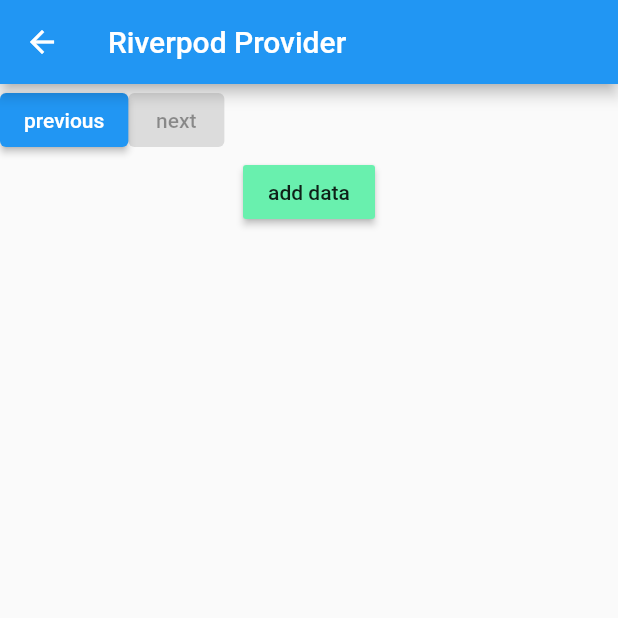
After one commit to zishabei/flutter_repository, a Flutter app: the HelloRiverpod screen opened directly, after a tap on "Provider", on a phone screen of 412 x 824 dp, the top half of it. The commit adds this screen. Run offline on Flutter 3.47's test engine with Material 2 defaults, Android fonts, the light colour scheme and no system bars; our stand-ins replace camera, flutter_hooks, flutter_riverpod, hooks_riverpod, riverpod_annotation, video_player and 1 more; missing offline and left inert: wechat_assets_picker; generated files the repository leaves out were written again.

Commit message:
riverpod

```diff
--- a/lib/main.dart
+++ b/lib/main.dart
@@ -2,6 +2,7 @@
 import 'package:flutter/material.dart';
 import 'package:flutter/services.dart';
 import 'package:flutter_project/example/clock/custom_clock.dart';
+import 'package:flutter_project/riverpod/hello_riverpod.dart';
 import 'package:flutter_project/useplugin/web_view_test.dart';
 import 'package:flutter_project/value_notifier.dart';
 import 'package:flutter_project/widget/animation/animated_builder_study.dart';
@@ -148,6 +149,11 @@
                     Navigator.of(context).push(WebViewTest.route);
                   },
                   child: const Text("web view")),
+              ElevatedButton(
+                  onPressed: () async {
+                    Navigator.of(context).push(HelloRiverpod.route);
+                  },
+                  child: const Text("riverpod")),
             ],
           ),
         ));
--- /dev/null
+++ b/lib/riverpod/hello_riverpod.dart
@@ -0,0 +1,55 @@
+import 'package:flutter/material.dart';
+import 'package:flutter_project/riverpod/provider/riverpod_provider.dart';
+import 'package:flutter_riverpod/flutter_riverpod.dart';
+import 'package:riverpod_annotation/riverpod_annotation.dart';
+
+/// part很关键，配置好riverpod后，控制台执行flutter pub run build_runner watch，
+/// 此命令将在修改并保存dart文件时自动生成hello_riverpod.g.dart文件。
+part 'hello_riverpod.g.dart';
+
+// We create a "provider", which will store a value (here "Hello world").
+// By using a provider, this allows us to mock/override the value exposed.
+@riverpod
+String helloWorld(HelloWorldRef ref) {
+  return 'Hello world';
+}
+
+class HelloRiverpod extends ConsumerStatefulWidget {
+  const HelloRiverpod({Key? key}) : super(key: key);
+
+  static Route get route {
+    return MaterialPageRoute(builder: (_) {
+      return const HelloRiverpod();
+    });
+  }
+
+  @override
+  ConsumerState<HelloRiverpod> createState() => _HelloRiverpodState();
+}
+
+class _HelloRiverpodState extends ConsumerState<HelloRiverpod> {
+  @override
+  Widget build(BuildContext context) {
+    final String value = ref.watch(helloWorldProvider);
+    return Scaffold(
+      appBar: AppBar(
+        title: Text(value),
+      ),
+      body: Padding(
+        padding: const EdgeInsets.all(8.0),
+        child: Wrap(
+          spacing: 8.0, // gap between adjacent chips
+          runSpacing: 4.0, // gap between lines
+          children: <Widget>[
+            MaterialButton(
+                color: Colors.blue[300],
+                child: const Text("Provider"),
+                onPressed: () {
+                  Navigator.of(context).push(RiverpodProvider.route);
+                })
+          ],
+        ),
+      ),
+    );
+  }
+}
--- /dev/null
+++ b/lib/riverpod/provider/riverpod_provider.dart
@@ -0,0 +1,102 @@
+import 'dart:math';
+
+import 'package:flutter/material.dart';
+import 'package:flutter_project/riverpod/provider/riverpod_provider_demo.dart';
+import 'package:flutter_riverpod/flutter_riverpod.dart';
+import 'package:riverpod_annotation/riverpod_annotation.dart';
+
+part 'riverpod_provider.g.dart';
+
+@riverpod
+List<Todo> completedTodos(CompletedTodosRef ref) {
+  final todos = ref.watch(todosProvider);
+  // we return only the completed todos
+  return todos.where((todo) => todo.isCompleted).toList();
+}
+
+class RiverpodProvider extends ConsumerWidget {
+  const RiverpodProvider({Key? key}) : super(key: key);
+
+  static Route get route {
+    return MaterialPageRoute(builder: (_) {
+      return const RiverpodProvider();
+    });
+  }
+
+  @override
+  Widget build(BuildContext context, WidgetRef ref) {
+    final todos = ref.watch(todosProvider);
+    final completedTodos = ref.watch(completedTodosProvider);
+    return Scaffold(
+      appBar: AppBar(
+        title: const Text("Riverpod Provider"),
+      ),
+      body: Column(
+        children: [
+          const PreviousButton(),
+          MaterialButton(
+              color: Colors.greenAccent,
+              child: const Text("add data"),
+              onPressed: () {
+                // final todos = Todos();
+                for (int i = 0; i <= 100; i++) {
+                  ref.read(todosProvider.notifier).addTodo(Todo(
+                      "${Random().nextInt(100)}",
+                      (Random().nextInt(100) % 2 == 0)));
+                }
+              }),
+          Expanded(
+              child: Row(
+            children: [
+              Expanded(
+                child: ListView.builder(
+                    padding: const EdgeInsets.all(8),
+                    itemCount: todos.length,
+                    itemBuilder: (BuildContext context, int index) {
+                      return SizedBox(
+                        height: 50,
+                        child: Center(
+                            child: Text(
+                                '${todos[index].description}  ${todos[index].isCompleted}')),
+                      );
+                    }),
+              ),
+              Expanded(
+                child: ListView.builder(
+                    padding: const EdgeInsets.all(8),
+                    itemCount: completedTodos.length,
+                    itemBuilder: (BuildContext context, int index) {
+                      return SizedBox(
+                        height: 50,
+                        child: Center(
+                            child: Text(
+                                '${completedTodos[index].description} ${completedTodos[index].isCompleted}')),
+                      );
+                    }),
+              ),
+            ],
+          ))
+        ],
+      ),
+    );
+  }
+}
+
+class Todo {
+  Todo(this.description, this.isCompleted);
+
+  final bool isCompleted;
+  final String description;
+}
+
+@riverpod
+class Todos extends _$Todos {
+  @override
+  List<Todo> build() {
+    return [];
+  }
+
+  void addTodo(Todo todo) {
+    state = [...state, todo];
+  }
+}
--- /dev/null
+++ b/lib/riverpod/provider/riverpod_provider_demo.dart
@@ -0,0 +1,67 @@
+import 'package:flutter/material.dart';
+import 'package:flutter_riverpod/flutter_riverpod.dart';
+import 'package:riverpod_annotation/riverpod_annotation.dart';
+
+part 'riverpod_provider_demo.g.dart';
+
+@riverpod
+class PageIndex extends _$PageIndex {
+  @override
+  int build() {
+    return 10;
+  }
+
+  void goToPreviousPage() {
+    state = state - 1;
+  }
+
+  void goToNextPage() {
+    state = state + 1;
+  }
+}
+
+// A provider which computes whether the user is allowed to go to the previous page
+@riverpod
+bool canGoToPreviousPage(CanGoToPreviousPageRef ref) {
+  return ref.watch(pageIndexProvider) != 0;
+}
+
+// A provider which computes whether the user is allowed to go to the previous page
+@riverpod
+bool canGoToNextPage(CanGoToPreviousPageRef ref) {
+  return ref.watch(pageIndexProvider) != 10;
+}
+
+class PreviousButton extends ConsumerWidget {
+  const PreviousButton({Key? key}) : super(key: key);
+
+  @override
+  Widget build(BuildContext context, WidgetRef ref) {
+    // We are now watching our new Provider
+    // Our widget is no longer calculating whether we can go to the previous page.
+    final canGoToPreviousPage = ref.watch(canGoToPreviousPageProvider);
+
+    void goToPreviousPage() {
+      ref.read(pageIndexProvider.notifier).goToPreviousPage();
+    }
+
+    final canGoToNextPage = ref.watch(canGoToNextPageProvider);
+
+    void goToNextPage() {
+      ref.read(pageIndexProvider.notifier).goToNextPage();
+    }
+
+    return Row(
+      children: [
+        ElevatedButton(
+          onPressed: canGoToPreviousPage ? goToPreviousPage : null,
+          child: const Text('previous'),
+        ),
+        ElevatedButton(
+          onPressed: canGoToNextPage ? goToNextPage : null,
+          child: const Text('next'),
+        )
+      ],
+    );
+  }
+}
--- a/pubspec.yaml
+++ b/pubspec.yaml
@@ -30,7 +30,7 @@
   flutter:
     sdk: flutter
   flutter_hooks: ^0.18.0
-  hooks_riverpod: ^1.0.4
+  hooks_riverpod: ^2.2.0
   intl: ^0.17.0
   wechat_assets_picker: ^8.1.4
   camera: ^0.10.0+4
@@ -39,6 +39,8 @@
 #  package_info_plus: ^1.4.2
 #  flutter_localizations:
 #    sdk: flutter
+  flutter_riverpod: ^2.1.3
+  riverpod_annotation: ^1.1.1
 
 
   # The following adds the Cupertino Icons font to your application.
@@ -55,6 +57,8 @@
   # package. See that file for information about deactivating specific lint
   # rules and activating additional ones.
   flutter_lints: ^2.0.0
+  build_runner:
+  riverpod_generator: ^1.1.1
 
 # For information on the generic Dart part of this file, see the
 # following page: https://dart.dev/tools/pub/pubspec
```
Also changed, not shown: lib/riverpod/hello_riverpod.g.dart (added), lib/riverpod/provider/riverpod_provider.g.dart (added), lib/riverpod/provider/riverpod_provider_demo.g.dart (added), pubspec.lock.
